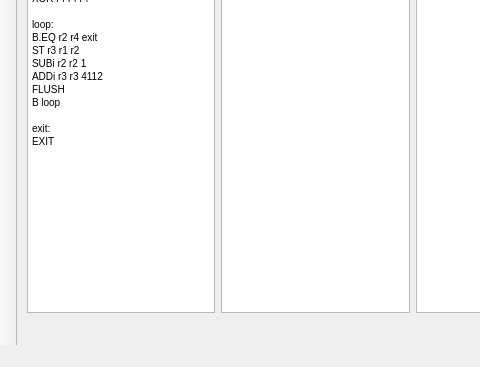
The window that mainwindow.ui (lisitsynSA/simulator) describes before a commit, drawn with Qt 5; both pictures show x 0 to 480 and y 107 to 474 of the 646 by 474 pixel window.
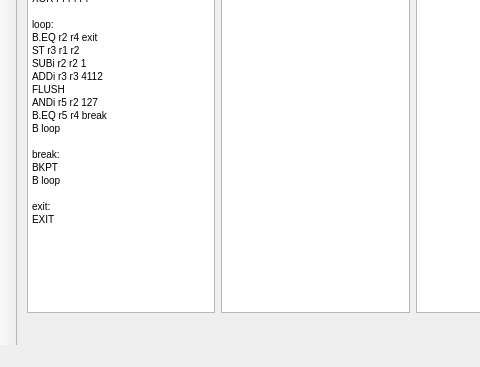
The same window after the commit.

Commit message: [CPU] Add step execution and BKPT instruction

```diff
--- a/mainwindow.ui
+++ b/mainwindow.ui
@@ -108,6 +108,12 @@
 &lt;p style=&quot; margin-top:0px; margin-bottom:0px; margin-left:0px; margin-right:0px; -qt-block-indent:0; text-indent:0px;&quot;&gt;SUBi r2 r2 1&lt;/p&gt;
 &lt;p style=&quot; margin-top:0px; margin-bottom:0px; margin-left:0px; margin-right:0px; -qt-block-indent:0; text-indent:0px;&quot;&gt;ADDi r3 r3 4112&lt;/p&gt;
 &lt;p style=&quot; margin-top:0px; margin-bottom:0px; margin-left:0px; margin-right:0px; -qt-block-indent:0; text-indent:0px;&quot;&gt;FLUSH&lt;/p&gt;
+&lt;p style=&quot; margin-top:0px; margin-bottom:0px; margin-left:0px; margin-right:0px; -qt-block-indent:0; text-indent:0px;&quot;&gt;ANDi r5 r2 127&lt;/p&gt;
+&lt;p style=&quot; margin-top:0px; margin-bottom:0px; margin-left:0px; margin-right:0px; -qt-block-indent:0; text-indent:0px;&quot;&gt;B.EQ r5 r4 break&lt;/p&gt;
+&lt;p style=&quot; margin-top:0px; margin-bottom:0px; margin-left:0px; margin-right:0px; -qt-block-indent:0; text-indent:0px;&quot;&gt;B loop&lt;/p&gt;
+&lt;p style=&quot;-qt-paragraph-type:empty; margin-top:0px; margin-bottom:0px; margin-left:0px; margin-right:0px; -qt-block-indent:0; text-indent:0px;&quot;&gt;&lt;br /&gt;&lt;/p&gt;
+&lt;p style=&quot; margin-top:0px; margin-bottom:0px; margin-left:0px; margin-right:0px; -qt-block-indent:0; text-indent:0px;&quot;&gt;break:&lt;/p&gt;
+&lt;p style=&quot; margin-top:0px; margin-bottom:0px; margin-left:0px; margin-right:0px; -qt-block-indent:0; text-indent:0px;&quot;&gt;BKPT&lt;/p&gt;
 &lt;p style=&quot; margin-top:0px; margin-bottom:0px; margin-left:0px; margin-right:0px; -qt-block-indent:0; text-indent:0px;&quot;&gt;B loop&lt;/p&gt;
 &lt;p style=&quot;-qt-paragraph-type:empty; margin-top:0px; margin-bottom:0px; margin-left:0px; margin-right:0px; -qt-block-indent:0; text-indent:0px;&quot;&gt;&lt;br /&gt;&lt;/p&gt;
 &lt;p style=&quot; margin-top:0px; margin-bottom:0px; margin-left:0px; margin-right:0px; -qt-block-indent:0; text-indent:0px;&quot;&gt;exit:&lt;/p&gt;
```
Left out of the diff: 6 changed lines with no effect on the pictures. The commit also changes 4 other files.
